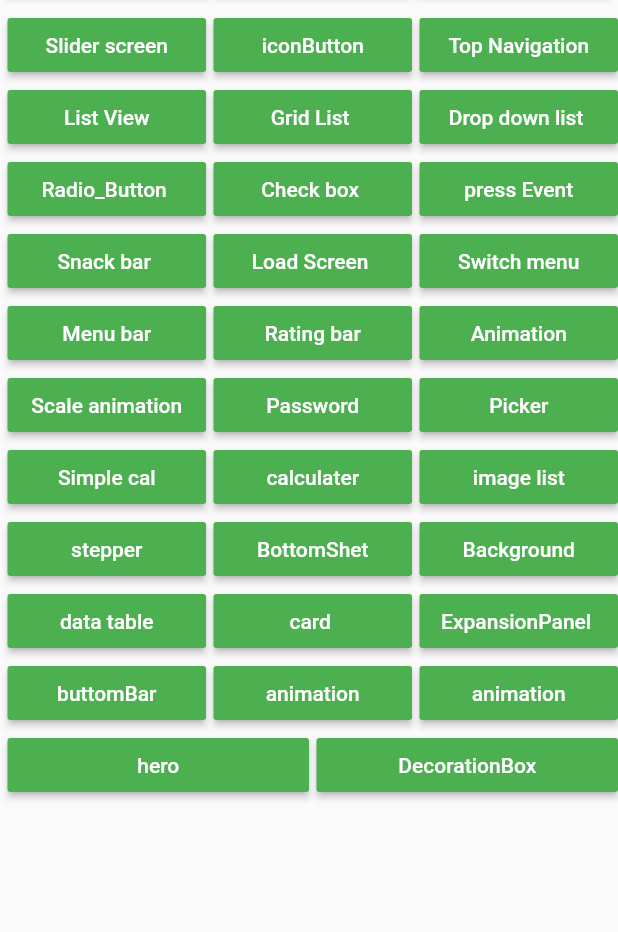
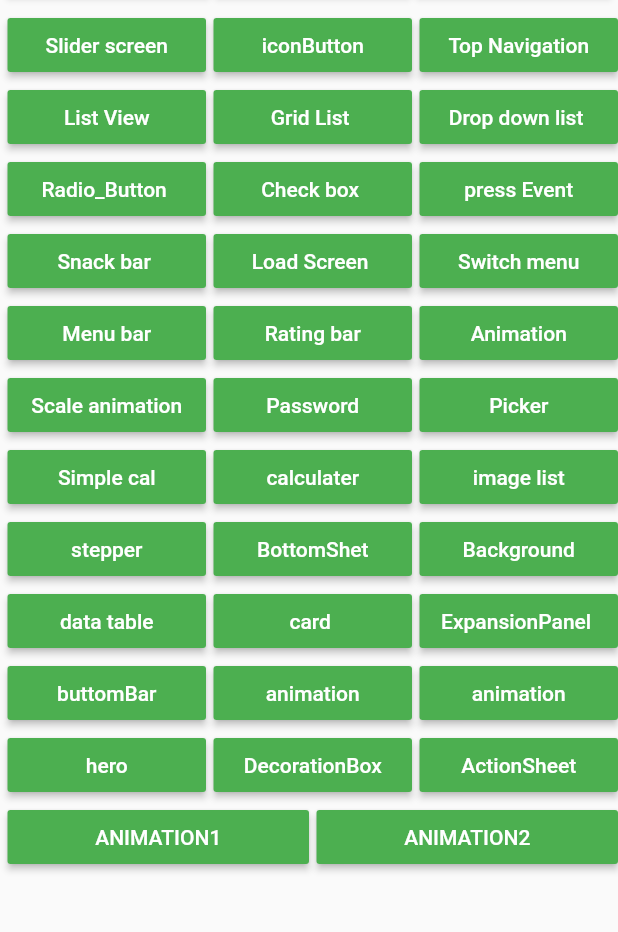
Before and after one commit to Kajal5suthar/MCA-Project, a Flutter app: the screen it shows after launch, on a phone screen of 412 x 824 dp, the part 162-1094 px from its top. Run offline on Flutter 3.47's test engine with Material 2 defaults, Android fonts, the phone set to English and light mode, and no system bars; our stand-ins replace carousel_pro, flutter_rating, fluttertoast; missing offline and left inert: flutter_calendar.

Commit message:
animationexample2,animation2,cuportinoActionsheet,

```diff
--- a/flutterexample/lib/fadeTransitionExample.dart
+++ b/flutterexample/lib/fadeTransitionExample.dart
@@ -31,7 +31,7 @@ class FadeTransitionState extends State<FadeTransitionExample> {
             visible = !visible;
           });
         },
-        tooltip: 'Toggle Opacity',
+        //tooltip: 'Toggle Opacity',
         child: Icon(Icons.flip),
       ),
     );
--- a/flutterexample/lib/raisbutton.dart
+++ b/flutterexample/lib/raisbutton.dart
@@ -1,4 +1,5 @@
 import 'package:flutter/material.dart';
+import 'package:flutterexample/animationExample2.dart';
 import 'package:flutterexample/backgroundimage.dart';
 import 'package:flutterexample/bottomsheet.dart';
 import 'package:flutterexample/buttonBarexmple.dart';
@@ -6,6 +7,7 @@ import 'package:flutterexample/calculator.dart';
 import 'package:flutterexample/calendar.dart';
 import 'package:flutterexample/cardExample.dart';
 import 'package:flutterexample/checklist.dart';
+import 'package:flutterexample/cupertinoAction/Actionsheet.dart';
 import 'package:flutterexample/datatableexample.dart';
 import 'package:flutterexample/decorationboxtransition.dart';
 import 'package:flutterexample/dialog_box.dart';
@@ -34,6 +36,7 @@ import 'package:flutterexample/snackbar.dart';
 import 'package:flutterexample/stepper.dart';
 import 'package:flutterexample/switchprogram.dart';
 import 'package:flutterexample/tabbar.dart';
+import 'package:flutterexample/transformexample.dart';
 
 class Rais_Button extends StatefulWidget {
   @override
@@ -786,6 +789,49 @@ class Rais_ButtonState extends State<Rais_Button> {
                                                                                             Navigator.push(context, MaterialPageRoute(builder: (context) => DecorationboxExample()));
                                                                                           })),
                                                                                 ),
+                                                                                Expanded(
+                                                                                  flex: 5,
+                                                                                  child: Container(
+                                                                                      margin: EdgeInsets.only(left: 5.0),
+                                                                                      child: new RaisedButton(
+                                                                                          padding: const EdgeInsets.all(9.0),
+                                                                                          textColor: Colors.white,
+                                                                                          color: Colors.green,
+                                                                                          child: Text('ActionSheet'),
+                                                                                          onPressed: () {
+                                                                                            Navigator.push(context, MaterialPageRoute(builder: (context) => ActionSheetExmaple()));
+                                                                                          })),
+                                                                                ),
+                                                                              ]),
+                                                                              new Column(crossAxisAlignment: CrossAxisAlignment.center, children: <Widget>[
+                                                                                new Row(mainAxisAlignment: MainAxisAlignment.center, children: <Widget>[
+                                                                                  Expanded(
+                                                                                    flex: 5,
+                                                                                    child: Container(
+                                                                                        margin: EdgeInsets.only(left: 5.0),
+                                                                                        child: new RaisedButton(
+                                                                                            padding: const EdgeInsets.all(9.0),
+                                                                                            textColor: Colors.white,
+                                                                                            color: Colors.green,
+                                                                                            child: Text('ANIMATION1'),
+                                                                                            onPressed: () {
+                                                                                              Navigator.push(context, MaterialPageRoute(builder: (context) => AnimationExample()));
+                                                                                            })),
+                                                                                  ),
+                                                                                  Expanded(
+                                                                                    flex: 5,
+                                                                                    child: Container(
+                                                                                        margin: EdgeInsets.only(left: 5.0),
+                                                                                        child: new RaisedButton(
+                                                                                            padding: const EdgeInsets.all(9.0),
+                                                                                            textColor: Colors.white,
+                                                                                            color: Colors.green,
+                                                                                            child: Text('ANIMATION2'),
+                                                                                            onPressed: () {
+                                                                                              Navigator.push(context, MaterialPageRoute(builder: (context) => Animation2()));
+                                                                                            })),
+                                                                                  ),
+                                                                                ]),
                                                                               ]),
                                                                             ]),
                                                                           ]),
```
Also changed, not shown: flutterexample/lib/animationExample2.dart (added, +75 -0 lines), flutterexample/lib/cupertinoAction/Actionsheet.dart (added, +32 -0 lines), flutterexample/lib/splash.dart (+8 -5 lines), flutterexample/lib/transformexample.dart (added, +53 -0 lines), flutterexample/lib/cupertinoAction/pickerExample.dart (added).
